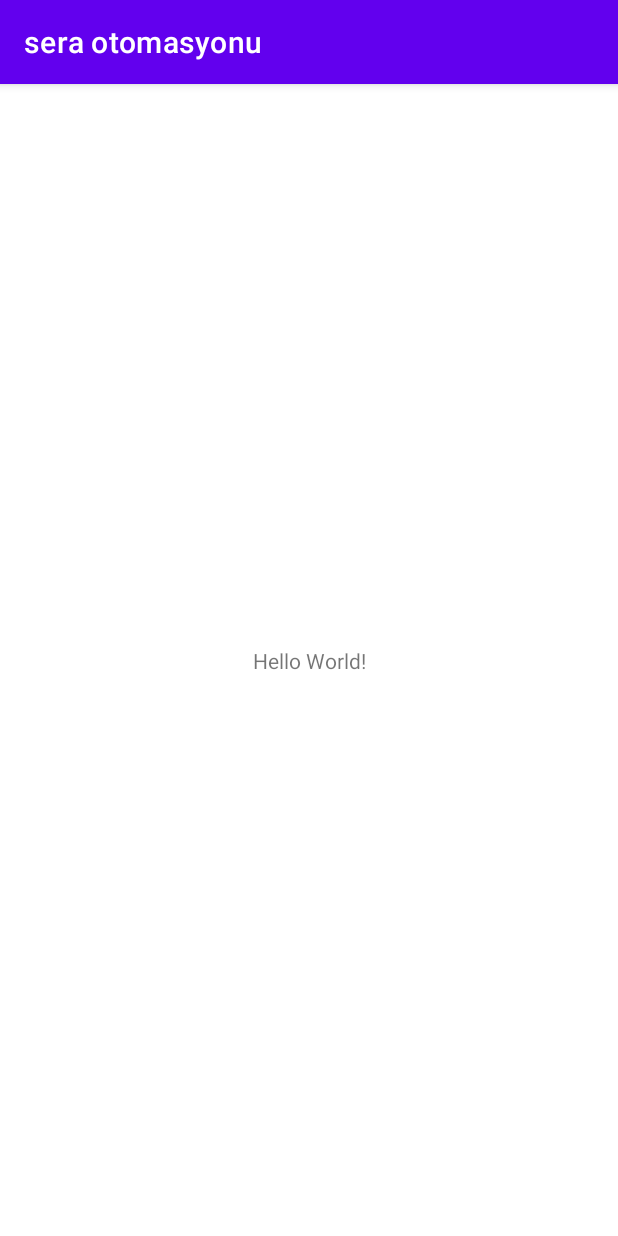
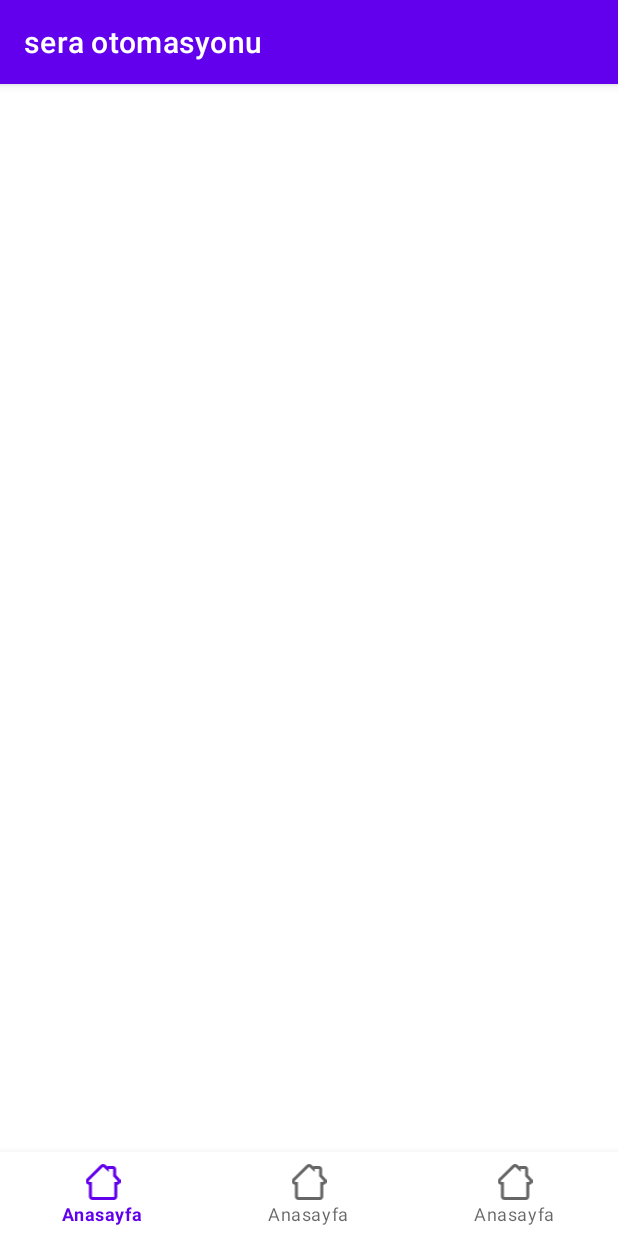
Before and after one commit to slngl/sera_otomasyonu_comuagro, an Android app: the screen it shows after launch (MainActivity), on a phone screen of 412 x 824 dp. Run offline under Robolectric (Android 15) with nearby library versions, the phone set to English and light mode, and no system bars; our stand-ins replace Dagger/Hilt's generated code, data binding.

Commit message:
bottom navigation bar added

```diff
--- a/app/src/main/java/com/agrocomu/seraotomasyonu/ui/MainActivity.kt
+++ b/app/src/main/java/com/agrocomu/seraotomasyonu/ui/MainActivity.kt
@@ -4,11 +4,27 @@ import androidx.appcompat.app.AppCompatActivity
 import android.os.Bundle
 import com.agrocomu.seraotomasyonu.R
 import dagger.hilt.android.AndroidEntryPoint
+import kotlinx.android.synthetic.main.activity_main.*
 
 @AndroidEntryPoint
 class MainActivity : AppCompatActivity() {
     override fun onCreate(savedInstanceState: Bundle?) {
         super.onCreate(savedInstanceState)
         setContentView(R.layout.activity_main)
+        bottomNavigation.setOnNavigationItemSelectedListener {
+            when(it.itemId){
+                R.id.home -> {
+                    title=resources.getString(R.string.main_page)
+//                    loadFragment()
+                    return@setOnNavigationItemSelectedListener true
+                }
+                R.id.home2 -> {
+                    title=resources.getString(R.string.main_page)
+//                    loadFragment()
+                    return@setOnNavigationItemSelectedListener true
+                }
+            }
+            false
+        }
     }
 }
--- /dev/null
+++ b/app/src/main/res/drawable-v24/bottom_home_selector.xml
@@ -0,0 +1,7 @@
+<?xml version="1.0" encoding="utf-8"?>
+<selector xmlns:android="http://schemas.android.com/apk/res/android">
+
+    <item android:drawable="@drawable/ic_bottom_home_selected" android:state_selected="true"/>
+    <item android:drawable="@drawable/ic_bottom_home"/>
+
+</selector>
--- /dev/null
+++ b/app/src/main/res/drawable-v24/ic_bottom_home.xml
@@ -0,0 +1,10 @@
+<vector xmlns:android="http://schemas.android.com/apk/res/android"
+    android:width="23dp"
+    android:height="24dp"
+    android:viewportWidth="23"
+    android:viewportHeight="24">
+  <path
+      android:pathData="M0.978,9.618l-0.117,0.124c-1.43,1.58 -0.686,3.72 1.252,4.112l0.129,0.022v7.723c0,1.338 1.091,2.401 2.412,2.401h13.848l0.158,-0.005c1.247,-0.08 2.254,-1.112 2.254,-2.396l-0.001,-7.722 0.127,-0.022c1.98,-0.398 2.71,-2.612 1.209,-4.227l-2.093,-2.25L20.156,3.402c0,-1.105 -0.895,-2 -2,-2L15.28,1.402l-0.15,0.005c-0.295,0.022 -0.573,0.108 -0.82,0.245l-0.023,0.014 -1.03,-0.991c-0.935,-0.9 -2.42,-0.9 -3.356,0l-8.922,8.943zM11.287,2.116c0.14,-0.135 0.358,-0.152 0.518,-0.05l0.064,0.05 3.41,3.28L15.279,3.402h2.878v4.763l2.627,2.825c0.448,0.482 0.32,0.879 -0.275,0.924l-0.117,0.004h-1.478v9.68c0,0.195 -0.142,0.356 -0.329,0.394l-0.083,0.008L4.654,22c-0.2,0 -0.365,-0.137 -0.404,-0.32l-0.008,-0.081v-9.681h-1.478c-0.648,0 -0.837,-0.352 -0.45,-0.802l0.08,-0.085 8.893,-8.915z"
+      android:fillColor="#7F7B7B"
+      android:fillType="nonZero"/>
+</vector>
--- /dev/null
+++ b/app/src/main/res/drawable-v24/ic_bottom_home_selected.xml
@@ -0,0 +1,22 @@
+<vector xmlns:android="http://schemas.android.com/apk/res/android"
+    xmlns:aapt="http://schemas.android.com/aapt"
+    android:width="23dp"
+    android:height="24dp"
+    android:viewportWidth="23"
+    android:viewportHeight="24">
+  <path
+      android:pathData="M0.978,9.618l-0.117,0.124c-1.43,1.58 -0.686,3.72 1.252,4.112l0.129,0.022v7.723c0,1.338 1.091,2.401 2.412,2.401h13.848l0.158,-0.005c1.247,-0.08 2.254,-1.112 2.254,-2.396l-0.001,-7.722 0.127,-0.022c1.98,-0.398 2.71,-2.612 1.209,-4.227l-2.093,-2.25L20.156,3.402c0,-1.105 -0.895,-2 -2,-2L15.28,1.402l-0.15,0.005c-0.295,0.022 -0.573,0.108 -0.82,0.245l-0.023,0.014 -1.03,-0.991c-0.935,-0.9 -2.42,-0.9 -3.356,0l-8.922,8.943zM11.287,2.116c0.14,-0.135 0.358,-0.152 0.518,-0.05l0.064,0.05 3.41,3.28L15.279,3.402h2.878v4.763l2.627,2.825c0.448,0.482 0.32,0.879 -0.275,0.924l-0.117,0.004h-1.478v9.68c0,0.195 -0.142,0.356 -0.329,0.394l-0.083,0.008L4.654,22c-0.2,0 -0.365,-0.137 -0.404,-0.32l-0.008,-0.081v-9.681h-1.478c-0.648,0 -0.837,-0.352 -0.45,-0.802l0.08,-0.085 8.893,-8.915z"
+      android:fillType="nonZero">
+    <aapt:attr name="android:fillColor">
+      <gradient
+          android:startY="16.632208"
+          android:startX="22.693096"
+          android:endY="7.3009806"
+          android:endX="-39.004692"
+          android:type="linear">
+        <item android:offset="0" android:color="#FF4331D8"/>
+        <item android:offset="1" android:color="#FFD9087C"/>
+      </gradient>
+    </aapt:attr>
+  </path>
+</vector>
--- a/app/src/main/res/layout/activity_main.xml
+++ b/app/src/main/res/layout/activity_main.xml
@@ -1,18 +1,37 @@
 <?xml version="1.0" encoding="utf-8"?>
-<androidx.constraintlayout.widget.ConstraintLayout xmlns:android="http://schemas.android.com/apk/res/android"
+<layout xmlns:android="http://schemas.android.com/apk/res/android"
     xmlns:app="http://schemas.android.com/apk/res-auto"
-    xmlns:tools="http://schemas.android.com/tools"
+    xmlns:tools="http://schemas.android.com/tools">
+
+<androidx.constraintlayout.widget.ConstraintLayout
     android:layout_width="match_parent"
     android:layout_height="match_parent"
     tools:context=".ui.MainActivity">
 
-    <TextView
-        android:layout_width="wrap_content"
-        android:layout_height="wrap_content"
-        android:text="Hello World!"
-        app:layout_constraintBottom_toBottomOf="parent"
-        app:layout_constraintLeft_toLeftOf="parent"
-        app:layout_constraintRight_toRightOf="parent"
+
+    <FrameLayout
+        android:id="@+id/container"
+        android:layout_width="match_parent"
+        android:layout_height="0dp"
+        app:layout_constraintBottom_toTopOf="@+id/bottomNavigation"
         app:layout_constraintTop_toTopOf="parent" />
 
+
+    <com.google.android.material.bottomnavigation.BottomNavigationView
+        android:id="@+id/bottomNavigation"
+        android:layout_width="match_parent"
+        android:layout_height="wrap_content"
+        app:menu="@menu/bottom_navigation"
+        app:labelVisibilityMode="labeled"
+        app:itemIconSize="24dp"
+        app:itemIconTint="@null"
+        app:itemIconTintList="@{null}"
+        app:layout_constraintBottom_toBottomOf="parent"
+        app:layout_constraintEnd_toEndOf="parent"
+        app:layout_constraintStart_toStartOf="parent" />
+
+
+
+
 </androidx.constraintlayout.widget.ConstraintLayout>
+</layout>
--- /dev/null
+++ b/app/src/main/res/menu/bottom_navigation.xml
@@ -0,0 +1,23 @@
+<?xml version="1.0" encoding="utf-8"?>
+<menu xmlns:android="http://schemas.android.com/apk/res/android">
+
+    <item
+        android:id="@+id/home"
+        android:enabled="true"
+        android:icon="@drawable/bottom_home_selector"
+        android:title="@string/main_page"/>
+
+    <item
+        android:id="@+id/home2"
+        android:enabled="true"
+        android:icon="@drawable/bottom_home_selector"
+        android:title="@string/main_page"/>
+
+    <item
+        android:id="@+id/home3"
+        android:enabled="true"
+        android:icon="@drawable/bottom_home_selector"
+        android:title="@string/main_page"/>
+
+
+</menu>
--- a/app/src/main/res/values/strings.xml
+++ b/app/src/main/res/values/strings.xml
@@ -1,3 +1,5 @@
 <resources>
     <string name="app_name">sera otomasyonu</string>
+    <string name="main_page">Anasayfa</string>
+
 </resources>
```
